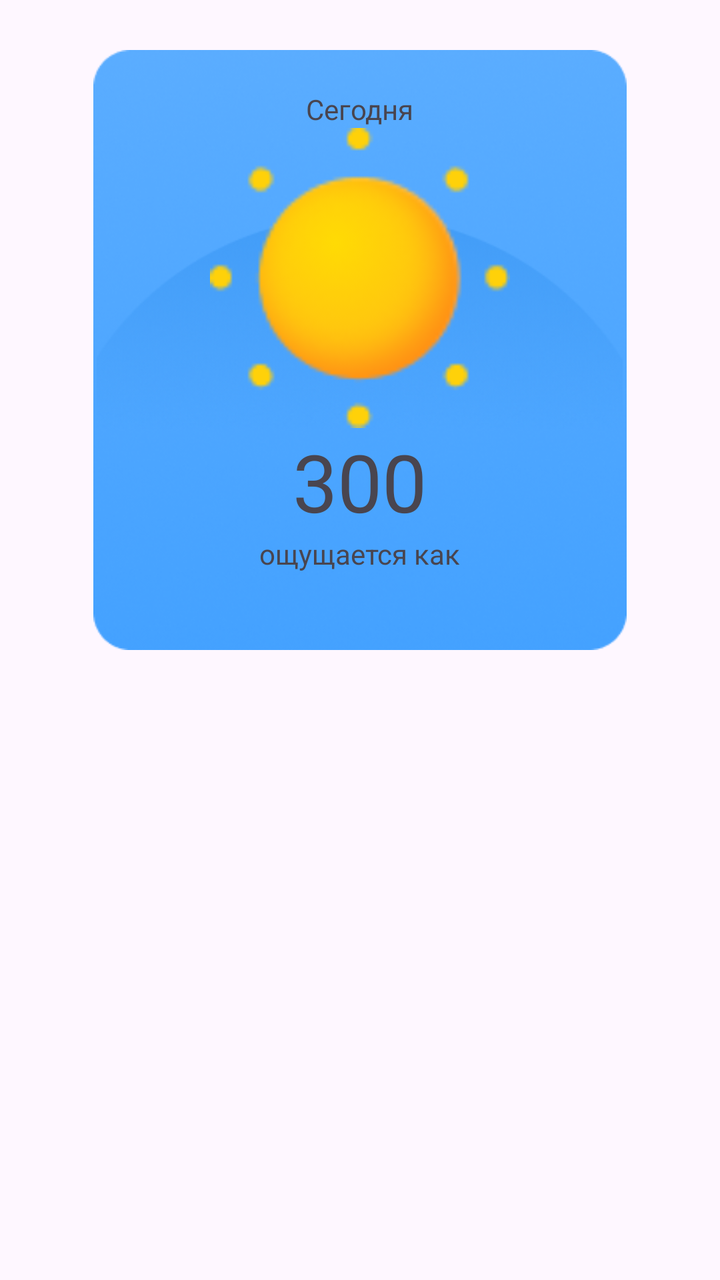
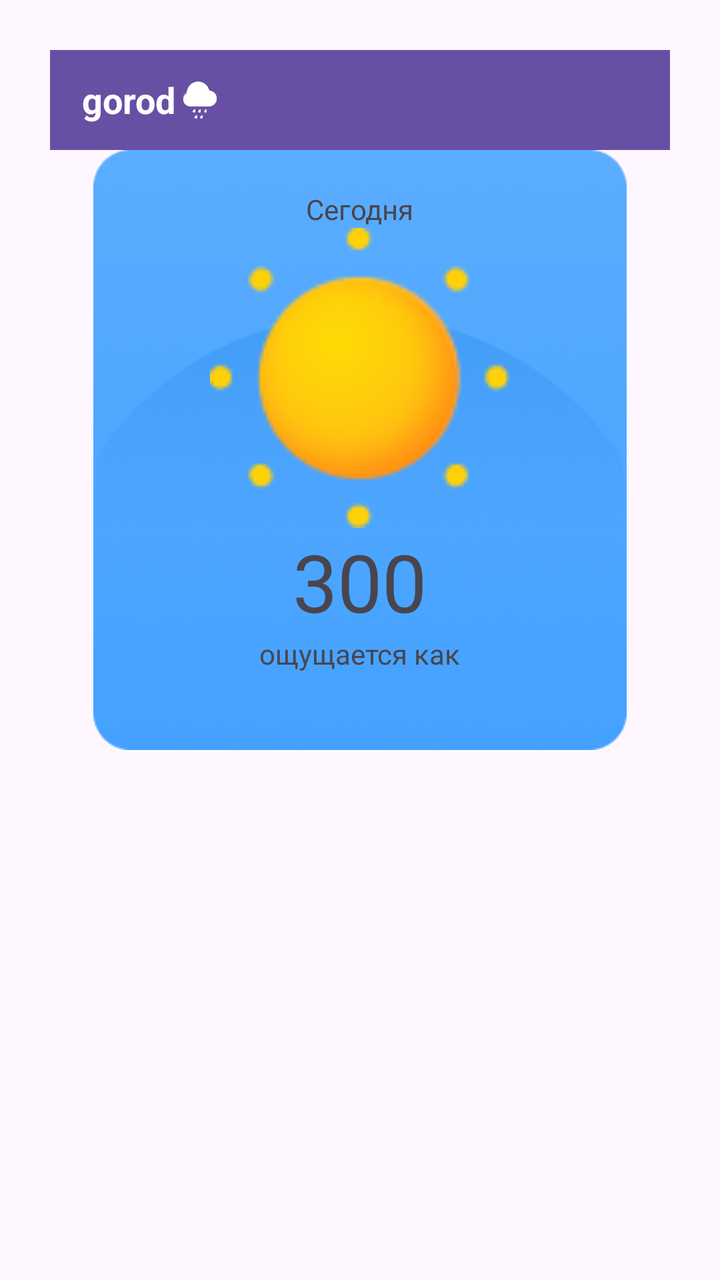

An Android layout rendered at two revisions. The XML below is the earlier revision; the diff shows what the commit changed to produce the second picture.
<!-- AndroidManifest.xml: application theme Theme.Weather -->
<!-- res/layout/activity_main.xml -->
<?xml version="1.0" encoding="utf-8"?>
<RelativeLayout xmlns:android="http://schemas.android.com/apk/res/android"
    xmlns:app="http://schemas.android.com/apk/res-auto"
    xmlns:tools="http://schemas.android.com/tools"
    android:id="@+id/main"
    android:layout_width="match_parent"
    android:layout_height="match_parent"
    android:padding="25dp"
    tools:context=".MainActivity">

    <FrameLayout
        android:id="@+id/frame_layout"
        android:layout_width="wrap_content"
        android:layout_height="300dp"
        >

        <ImageView
            android:layout_width="wrap_content"
            android:layout_height="wrap_content"
            android:src="@drawable/blue_background" />

        <ImageView
            android:layout_width="263dp"
            android:layout_height="138dp"
            android:layout_gravity="center"
            android:src="@drawable/blue_gradient" />

        <LinearLayout
            android:layout_width="match_parent"
            android:layout_height="match_parent"
            android:orientation="vertical"
            android:padding="20dp"
            >

            <TextView
                android:id="@+id/current_date"
                android:layout_width="wrap_content"
                android:layout_height="wrap_content"
                android:layout_gravity="center_horizontal"
                android:text="Сегодня" />
            <ImageView
                android:layout_width="150dp"
                android:layout_height="150dp"
                android:layout_gravity="center_horizontal"
                android:src="@drawable/clear"
                />
            <TextView
                android:id="@+id/current_temperature"
                android:layout_width="wrap_content"
                android:layout_height="wrap_content"
                android:layout_gravity="center_horizontal"
                android:text="300"
                android:textSize="40dp"/>
            <TextView
                android:id="@+id/current_weather"
                android:layout_width="wrap_content"
                android:layout_height="wrap_content"
                android:layout_gravity="center_horizontal"
                android:text="ощущается как"/>
        </LinearLayout>

    </FrameLayout>

    <androidx.recyclerview.widget.RecyclerView
        android:id="@+id/days"
        android:layout_width="wrap_content"
        android:layout_height="wrap_content"
        android:layout_marginTop="20dp"
        android:layout_below="@id/frame_layout"
        android:orientation="vertical"/>

</RelativeLayout>
<!-- resources referenced by this layout -->
<resources>
  <!-- drawable blue_background: png bitmap (drawable, 74650 bytes) -->
  <!-- drawable blue_gradient: png bitmap (drawable, 33664 bytes) -->
  <!-- drawable clear: png bitmap (drawable, 3764 bytes) -->
  <style name="Theme.Weather" parent="Base.Theme.Weather" />
  <style name="Base.Theme.Weather" parent="Theme.Material3.DayNight.NoActionBar">
          
          
      </style>
</resources>

<!-- the commit's change to res/layout/activity_main.xml (unified diff, before → after) -->
@@ -8,22 +8,68 @@
     android:padding="25dp"
     tools:context=".MainActivity">
 
+    <com.google.android.material.appbar.AppBarLayout
+        android:id="@+id/appbar"
+        android:layout_width="match_parent"
+        android:layout_height="50dp"
+        app:layout_constraintEnd_toEndOf="parent"
+        app:layout_constraintStart_toStartOf="parent"
+        app:layout_constraintTop_toTopOf="parent">
+
+        <androidx.appcompat.widget.Toolbar
+            android:id="@+id/toolbar"
+            android:layout_width="match_parent"
+            android:layout_height="wrap_content"
+            android:background="?attr/colorPrimary"
+            android:minHeight="?attr/actionBarSize"
+            android:theme="?attr/actionBarTheme"
+            tools:layout_editor_absoluteX="0dp"
+            tools:layout_editor_absoluteY="0dp" >
+            <TextView
+                android:id="@+id/textView2"
+                android:layout_width="wrap_content"
+                android:layout_height="wrap_content"
+
+                android:text="gorod"
+                android:textColor="#ffff"
+                android:textSize="18sp"
+                android:textStyle="bold"
+                app:layout_constraintBottom_toBottomOf="parent"
+                app:layout_constraintEnd_toEndOf="@+id/toolbar"
+                app:layout_constraintTop_toTopOf="parent" />
+
+            <ImageView
+                android:id="@+id/imageView2"
+                android:layout_width="24dp"
+                android:layout_height="24dp"
+                android:layout_marginEnd="9dp"
+                app:layout_constraintBottom_toBottomOf="parent"
+                app:layout_constraintEnd_toStartOf="@+id/textView2"
+                app:layout_constraintTop_toTopOf="parent"
+                app:srcCompat="@drawable/rain"
+                app:tint="@color/white" />
+        </androidx.appcompat.widget.Toolbar>>
+
+    </com.google.android.material.appbar.AppBarLayout>
     <FrameLayout
         android:id="@+id/frame_layout"
         android:layout_width="wrap_content"
         android:layout_height="300dp"
+        android:layout_below="@id/appbar"
         >
 
         <ImageView
+            android:id="@+id/background"
             android:layout_width="wrap_content"
             android:layout_height="wrap_content"
-            android:src="@drawable/blue_background" />
+            android:src="@drawable/day_background" />
 
         <ImageView
+            android:id="@+id/gradient"
             android:layout_width="263dp"
             android:layout_height="138dp"
             android:layout_gravity="center"
-            android:src="@drawable/blue_gradient" />
+            android:src="@drawable/day_gradient" />
 
         <LinearLayout
             android:layout_width="match_parent"
@@ -39,6 +85,7 @@
                 android:layout_gravity="center_horizontal"
                 android:text="Сегодня" />
             <ImageView
+                android:id="@+id/weather"
                 android:layout_width="150dp"
                 android:layout_height="150dp"
                 android:layout_gravity="center_horizontal"
<!-- resource entries referenced after the edit -->
@@ -1,8 +1,10 @@
 <!-- resources referenced by this layout -->
 <resources>
-  <!-- drawable blue_background: png bitmap (drawable, 74650 bytes) -->
-  <!-- drawable blue_gradient: png bitmap (drawable, 33664 bytes) -->
+  <color name="white">#FFFFFFFF</color>
   <!-- drawable clear: png bitmap (drawable, 3764 bytes) -->
+  <!-- drawable day_background: png bitmap (drawable, 74650 bytes) -->
+  <!-- drawable day_gradient: png bitmap (drawable, 33664 bytes) -->
+  <!-- drawable rain: png bitmap (drawable, 6540 bytes) -->
   <style name="Theme.Weather" parent="Base.Theme.Weather" />
   <style name="Base.Theme.Weather" parent="Theme.Material3.DayNight.NoActionBar">
           
